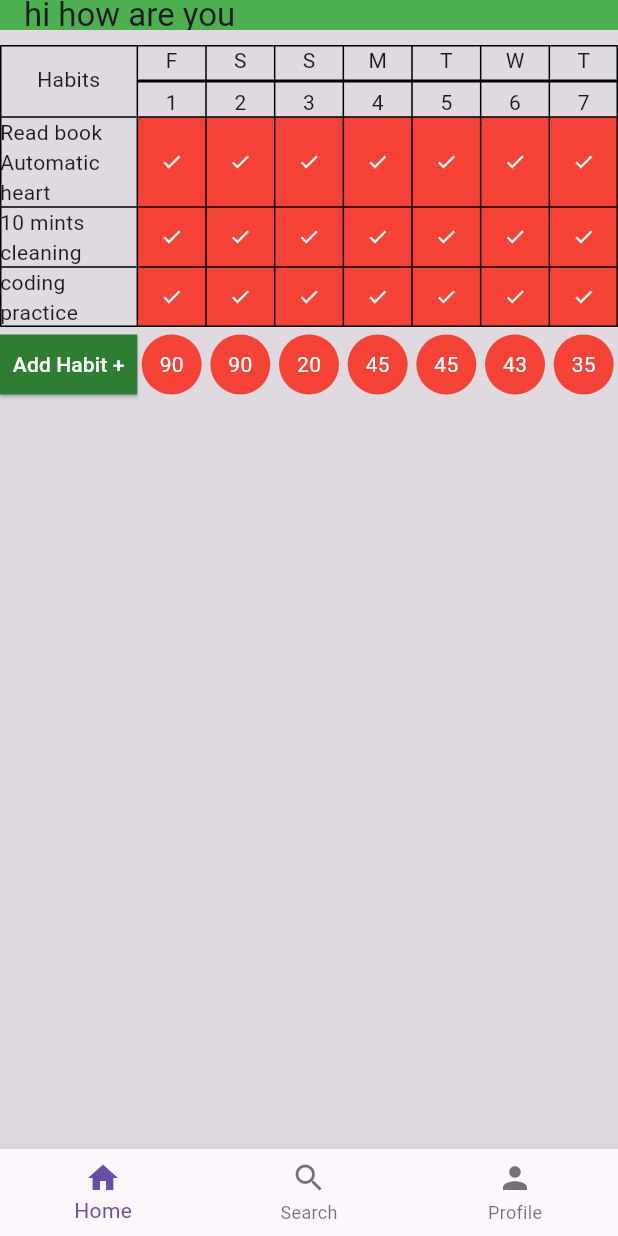
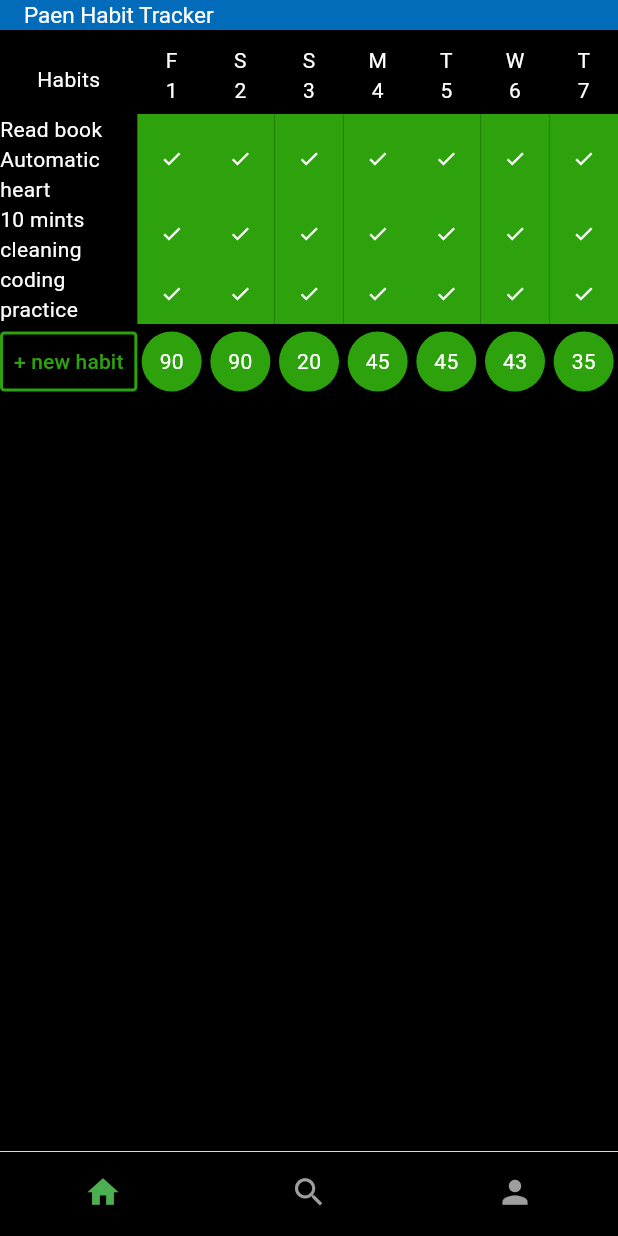
Before and after one commit to AbobakarSadeeq/paen_habit_tracker, a Flutter app: the screen it shows after launch, on a phone screen of 412 x 824 dp. Run offline on Flutter 3.47's test engine with Material 3 defaults, Android fonts, the phone set to English and light mode, and no system bars; our stand-ins replace go_router, sqflite; accounts and stored records are empty.

Commit message:
update ui and improved

```diff
--- a/lib/home/screens/home_screen.dart
+++ b/lib/home/screens/home_screen.dart
@@ -10,6 +10,7 @@ class HomeScreen extends StatefulWidget {
 }
 
 class _HomeScreen extends State<HomeScreen> {
+  int currentIndexOfSelectedBottomNavigationBar = 0;
   @override
   void initState() {
     super.initState();
@@ -25,38 +26,51 @@ class _HomeScreen extends State<HomeScreen> {
     return MaterialApp(
       home: Scaffold(
           appBar: AppBar(
-          title: Text('hi how are you'),
-          backgroundColor: Colors.green,
+            title: Text('Paen Habit Tracker',
+                style: TextStyle(color: Colors.white, fontSize: 15)),
+            backgroundColor: Color.fromRGBO(2, 108, 186, 1),
             toolbarHeight: 20,
           ),
           body: Container(
-          color: Colors.black12,
+            color: Colors.black,
             height: double.infinity,
             width: double.infinity,
             child: const HabitTable(),
           ),
-        bottomNavigationBar: BottomNavigationBar(
+          bottomNavigationBar: Container(
+            child: BottomNavigationBar(
+              iconSize: 25,
+              selectedFontSize: 1,
               items: [
                 BottomNavigationBarItem(
-              icon: Icon(Icons.home),
-              label: 'Home',
+                  icon: Icon(Icons.home,
+                      color: currentIndexOfSelectedBottomNavigationBar == 0
+                          ? Colors.green
+                          : Colors.grey),
+                  label: '',
                 ),
                 BottomNavigationBarItem(
-              icon: Icon(Icons.search),
-              label: 'Search',
+                  icon: Icon(Icons.search, color: Colors.grey),
+                  label: '',
                 ),
                 BottomNavigationBarItem(
-              icon: Icon(Icons.person),
-              label: 'Profile',
+                  icon: Icon(Icons.person, color: Colors.grey),
+                  label: '',
                 ),
               ],
-          currentIndex: 0, // Default selected tab
+              backgroundColor: Colors.black,
+              currentIndex:
+                  currentIndexOfSelectedBottomNavigationBar, // Default selected tab
               onTap: (index) {
                 // Handle the tab tap, like navigating to a new screen or updating content
                 print("Selected Index: $index");
               },
             ),
-      ),
+            decoration: BoxDecoration(
+                color: Colors.white,
+                border:
+                    Border(top: BorderSide(color: Colors.white, width: .4))),
+          )),
     );
   }
 }
--- a/lib/home/widgets/habit_table.dart
+++ b/lib/home/widgets/habit_table.dart
@@ -9,7 +9,7 @@ class HabitTable extends StatelessWidget {
       children: [
         Container(
           child: Table(
-            border: TableBorder.all(), // Adds borders to the table
+            border: TableBorder.symmetric(), // Adds borders to the table
             columnWidths: {
               0: FlexColumnWidth(2), // Column 1 width
               1: FlexColumnWidth(1), // Column 2 width
@@ -24,92 +24,64 @@ class HabitTable extends StatelessWidget {
               TableRow(children: [
                 Container(
                   padding: EdgeInsets.only(top: 13, bottom: 13),
-                  child: Center(child: Text('Habits')),
+                  child: Center(
+                      child: Text(
+                    'Habits',
+                    style: TextStyle(color: Colors.white),
+                  )),
                 ),
                 Column(
                   children: [
-                    Text('F'),
-                    Divider(
-                      height: 8, // Space around the divider
-                      color: Colors.black, // Color of the line
-                      thickness: 2,
-                    ),
-                    Text('1')
+                    Text('F', style: TextStyle(color: Colors.white)),
+                    Text('1', style: TextStyle(color: Colors.white))
                   ],
                 ),
                 Column(
                   children: [
-                    Text('S'),
-                    Divider(
-                      height: 8, // Space around the divider
-                      color: Colors.black, // Color of the line
-                      thickness: 2,
-                    ),
-                    Text('2')
+                    Text('S', style: TextStyle(color: Colors.white)),
+                    Text('2', style: TextStyle(color: Colors.white))
                   ],
                 ),
                 Column(
                   children: [
-                    Text('S'),
-                    Divider(
-                      height: 8, // Space around the divider
-                      color: Colors.black, // Color of the line
-                      thickness: 2,
-                    ),
-                    Text('3')
+                    Text('S', style: TextStyle(color: Colors.white)),
+                    Text('3', style: TextStyle(color: Colors.white))
                   ],
                 ),
                 Column(
                   children: [
-                    Text('M'),
-                    Divider(
-                      height: 8, // Space around the divider
-                      color: Colors.black, // Color of the line
-                      thickness: 2,
-                    ),
-                    Text('4')
+                    Text('M', style: TextStyle(color: Colors.white)),
+                    Text('4', style: TextStyle(color: Colors.white))
                   ],
                 ),
                 Column(
                   children: [
-                    Text('T'),
-                    Divider(
-                      height: 8, // Space around the divider
-                      color: Colors.black, // Color of the line
-                      thickness: 2,
-                    ),
-                    Text('5')
+                    Text('T', style: TextStyle(color: Colors.white)),
+                    Text('5', style: TextStyle(color: Colors.white))
                   ],
                 ),
                 Column(
                   children: [
-                    Text('W'),
-                    Divider(
-                      height: 8, // Space around the divider
-                      color: Colors.black, // Color of the line
-                      thickness: 2,
-                    ),
-                    Text('6')
+                    Text('W', style: TextStyle(color: Colors.white)),
+                    Text('6', style: TextStyle(color: Colors.white))
                   ],
                 ),
                 Column(
                   children: [
-                    Text('T'),
-                    Divider(
-                      height: 8, // Space around the divider
-                      color: Colors.black, // Color of the line
-                      thickness: 2,
-                    ),
-                    Text('7')
+                    Text('T', style: TextStyle(color: Colors.white)),
+                    Text('7', style: TextStyle(color: Colors.white))
                   ],
                 ),
               ]),
               TableRow(children: [
-                Center(child: Text('Read book Automatic heart')),
+                Center(
+                    child: Text('Read book Automatic heart',
+                        style: TextStyle(color: Colors.white))),
                 TableCell(
                     verticalAlignment: TableCellVerticalAlignment.fill,
                     child: Container(
-                        color: Colors.red,
+                        color: Color.fromRGBO(
+                            45, 162, 13, 1), // Colors.transparent
                         child: Icon(
                           Icons.check,
                           color: Colors.white,
@@ -118,7 +90,7 @@ class HabitTable extends StatelessWidget {
                 TableCell(
                     verticalAlignment: TableCellVerticalAlignment.fill,
                     child: Container(
-                        color: Colors.red,
+                        color: Color.fromRGBO(45, 162, 13, 1),
                         child: Icon(
                           Icons.check,
                           color: Colors.white,
@@ -127,7 +99,7 @@ class HabitTable extends StatelessWidget {
                 TableCell(
                     verticalAlignment: TableCellVerticalAlignment.fill,
                     child: Container(
-                        color: Colors.red,
+                        color: Color.fromRGBO(45, 162, 13, 1),
                         child: Icon(
                           Icons.check,
                           color: Colors.white,
@@ -136,7 +108,7 @@ class HabitTable extends StatelessWidget {
                 TableCell(
                     verticalAlignment: TableCellVerticalAlignment.fill,
                     child: Container(
-                        color: Colors.red,
+                        color: Color.fromRGBO(45, 162, 13, 1),
                         child: Icon(
                           Icons.check,
                           color: Colors.white,
@@ -145,7 +117,7 @@ class HabitTable extends StatelessWidget {
                 TableCell(
                     verticalAlignment: TableCellVerticalAlignment.fill,
                     child: Container(
-                        color: Colors.red,
+                        color: Color.fromRGBO(45, 162, 13, 1),
                         child: Icon(
                           Icons.check,
                           color: Colors.white,
@@ -154,7 +126,7 @@ class HabitTable extends StatelessWidget {
                 TableCell(
                     verticalAlignment: TableCellVerticalAlignment.fill,
                     child: Container(
-                        color: Colors.red,
+                        color: Color.fromRGBO(45, 162, 13, 1),
                         child: Icon(
                           Icons.check,
                           color: Colors.white,
@@ -163,7 +135,7 @@ class HabitTable extends StatelessWidget {
                 TableCell(
                     verticalAlignment: TableCellVerticalAlignment.fill,
                     child: Container(
-                        color: Colors.red,
+                        color: Color.fromRGBO(45, 162, 13, 1),
                         child: Icon(
                           Icons.check,
                           color: Colors.white,
@@ -171,11 +143,13 @@ class HabitTable extends StatelessWidget {
                         ))),
               ]),
               TableRow(children: [
-                Center(child: Text('10 mints cleaning')),
+                Center(
+                    child: Text('10 mints cleaning',
+                        style: TextStyle(color: Colors.white))),
                 TableCell(
                     verticalAlignment: TableCellVerticalAlignment.fill,
                     child: Container(
-                        color: Colors.red,
+                        color: Color.fromRGBO(45, 162, 13, 1),
                         child: Icon(
                           Icons.check,
                           color: Colors.white,
@@ -184,7 +158,7 @@ class HabitTable extends StatelessWidget {
                 TableCell(
                     verticalAlignment: TableCellVerticalAlignment.fill,
                     child: Container(
-                        color: Colors.red,
+                        color: Color.fromRGBO(45, 162, 13, 1),
                         child: Icon(
                           Icons.check,
                           color: Colors.white,
@@ -193,7 +167,7 @@ class HabitTable extends StatelessWidget {
                 TableCell(
                     verticalAlignment: TableCellVerticalAlignment.fill,
                     child: Container(
-                        color: Colors.red,
+                        color: Color.fromRGBO(45, 162, 13, 1),
                         child: Icon(
                           Icons.check,
                           color: Colors.white,
@@ -202,7 +176,7 @@ class HabitTable extends StatelessWidget {
                 TableCell(
                     verticalAlignment: TableCellVerticalAlignment.fill,
                     child: Container(
-                        color: Colors.red,
+                        color: Color.fromRGBO(45, 162, 13, 1),
                         child: Icon(
                           Icons.check,
                           color: Colors.white,
@@ -211,7 +185,7 @@ class HabitTable extends StatelessWidget {
                 TableCell(
                     verticalAlignment: TableCellVerticalAlignment.fill,
                     child: Container(
-                        color: Colors.red,
+                        color: Color.fromRGBO(45, 162, 13, 1),
                         child: Icon(
                           Icons.check,
                           color: Colors.white,
@@ -220,7 +194,7 @@ class HabitTable extends StatelessWidget {
                 TableCell(
                     verticalAlignment: TableCellVerticalAlignment.fill,
                     child: Container(
-                        color: Colors.red,
+                        color: Color.fromRGBO(45, 162, 13, 1),
                         child: Icon(
                           Icons.check,
                           color: Colors.white,
@@ -229,7 +203,7 @@ class HabitTable extends StatelessWidget {
                 TableCell(
                     verticalAlignment: TableCellVerticalAlignment.fill,
                     child: Container(
-                        color: Colors.red,
+                        color: Color.fromRGBO(45, 162, 13, 1),
                         child: Icon(
                           Icons.check,
                           color: Colors.white,
@@ -237,11 +211,13 @@ class HabitTable extends StatelessWidget {
                         ))),
               ]),
               TableRow(children: [
-                Center(child: Text('coding practice')),
+                Center(
+                    child: Text('coding practice',
+                        style: TextStyle(color: Colors.white))),
                 TableCell(
                     verticalAlignment: TableCellVerticalAlignment.fill,
                     child: Container(
-                        color: Colors.red,
+                        color: Color.fromRGBO(45, 162, 13, 1),
                         child: Icon(
                           Icons.check,
                           color: Colors.white,
@@ -250,7 +226,7 @@ class HabitTable extends StatelessWidget {
                 TableCell(
                     verticalAlignment: TableCellVerticalAlignment.fill,
                     child: Container(
-                        color: Colors.red,
+                        color: Color.fromRGBO(45, 162, 13, 1),
                         child: Icon(
                           Icons.check,
                           color: Colors.white,
@@ -259,7 +235,7 @@ class HabitTable extends StatelessWidget {
                 TableCell(
                     verticalAlignment: TableCellVerticalAlignment.fill,
                     child: Container(
-                        color: Colors.red,
+                        color: Color.fromRGBO(45, 162, 13, 1),
                         child: Icon(
                           Icons.check,
                           color: Colors.white,
@@ -268,7 +244,7 @@ class HabitTable extends StatelessWidget {
                 TableCell(
                     verticalAlignment: TableCellVerticalAlignment.fill,
                     child: Container(
-                        color: Colors.red,
+                        color: Color.fromRGBO(45, 162, 13, 1),
                         child: Icon(
                           Icons.check,
                           color: Colors.white,
@@ -277,7 +253,7 @@ class HabitTable extends StatelessWidget {
                 TableCell(
                     verticalAlignment: TableCellVerticalAlignment.fill,
                     child: Container(
-                        color: Colors.red,
+                        color: Color.fromRGBO(45, 162, 13, 1),
                         child: Icon(
                           Icons.check,
                           color: Colors.white,
@@ -286,7 +262,7 @@ class HabitTable extends StatelessWidget {
                 TableCell(
                     verticalAlignment: TableCellVerticalAlignment.fill,
                     child: Container(
-                        color: Colors.red,
+                        color: Color.fromRGBO(45, 162, 13, 1),
                         child: Icon(
                           Icons.check,
                           color: Colors.white,
@@ -295,7 +271,7 @@ class HabitTable extends StatelessWidget {
                 TableCell(
                     verticalAlignment: TableCellVerticalAlignment.fill,
                     child: Container(
-                        color: Colors.red,
+                        color: Color.fromRGBO(45, 162, 13, 1),
                         child: Icon(
                           Icons.check,
                           color: Colors.white,
@@ -327,9 +303,16 @@ class HabitTable extends StatelessWidget {
                   height: 40,
                   child: ElevatedButton(
                     style: ElevatedButton.styleFrom(
-                        primary: Colors.green[800], // Dark  green color
+                        primary: Colors.transparent, // Transparent background
+                        shadowColor: Colors.transparent, // Remove button shadow
                         shape: RoundedRectangleBorder(
-                          borderRadius: BorderRadius.zero, // Rectangular shape
+                          borderRadius: BorderRadius.circular(
+                              3), // Optional: Adjust corner radius
+                          side: BorderSide(
+                            color:
+                                Color.fromRGBO(45, 162, 13, 1), // Border color
+                            width: 2, // Border width
+                          ),
                         ),
                         padding: EdgeInsets.symmetric(horizontal: 1)),
                     onPressed: () {
@@ -337,8 +320,8 @@ class HabitTable extends StatelessWidget {
                       print('Add Habit button clicked');
                     },
                     child: Text(
-                      'Add Habit +',
-                      style: TextStyle(color: Colors.white),
+                      '+ new habit',
+                      style: TextStyle(color: Color.fromRGBO(45, 162, 13, 1)),
                     ), // Button label
                   ),
                 ),
@@ -349,7 +332,7 @@ class HabitTable extends StatelessWidget {
                     height: double.infinity,
                     decoration: BoxDecoration(
                       shape: BoxShape.circle,
-                        color: Colors.red // Make the container circular
+                      color: Color.fromRGBO(45, 162, 13, 1),
                     ),
                     child: Center(
                         child: Text(
@@ -365,7 +348,8 @@ class HabitTable extends StatelessWidget {
                     height: double.infinity,
                     decoration: BoxDecoration(
                       shape: BoxShape.circle,
-                        color: Colors.red // Make the container circular
+                      color: Color.fromRGBO(45, 162, 13, 1),
+                      // Make the container circular
                     ),
                     child: Center(
                         child: Text(
@@ -381,7 +365,8 @@ class HabitTable extends StatelessWidget {
                     height: double.infinity,
                     decoration: BoxDecoration(
                       shape: BoxShape.circle,
-                        color: Colors.red // Make the container circular
+                      color: Color.fromRGBO(
+                          45, 162, 13, 1), // Make the container circular
                     ),
                     child: Center(
                         child: Text(
@@ -397,7 +382,8 @@ class HabitTable extends StatelessWidget {
                     height: double.infinity,
                     decoration: BoxDecoration(
                       shape: BoxShape.circle,
-                        color: Colors.red // Make the container circular
+                      color: Color.fromRGBO(
+                          45, 162, 13, 1), // Make the container circular
                     ),
                     child: Center(
                         child: Text(
@@ -413,7 +399,8 @@ class HabitTable extends StatelessWidget {
                     height: double.infinity,
                     decoration: BoxDecoration(
                       shape: BoxShape.circle,
-                        color: Colors.red // Make the container circular
+                      color: Color.fromRGBO(
+                          45, 162, 13, 1), // Make the container circular
                     ),
                     child: Center(
                         child: Text(
@@ -429,7 +416,8 @@ class HabitTable extends StatelessWidget {
                     height: double.infinity,
                     decoration: BoxDecoration(
                       shape: BoxShape.circle,
-                        color: Colors.red // Make the container circular
+                      color: Color.fromRGBO(
+                          45, 162, 13, 1), // Make the container circular
                     ),
                     child: Center(
                         child: Text(
@@ -445,7 +433,8 @@ class HabitTable extends StatelessWidget {
                     height: double.infinity,
                     decoration: BoxDecoration(
                       shape: BoxShape.circle,
-                        color: Colors.red // Make the container circular
+                      color: Color.fromRGBO(
+                          45, 162, 13, 1), // Make the container circular
                     ),
                     child: Center(
                         child: Text(
```
Lines whose indentation alone changed are shown as unchanged.
